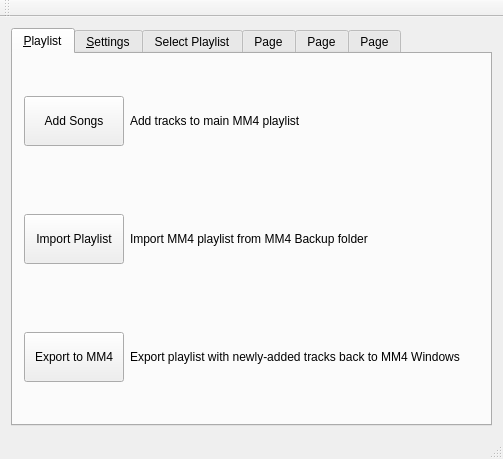
Above: archsimian.ui from Harpo3/archsimian before the change. Below: the same form after it.
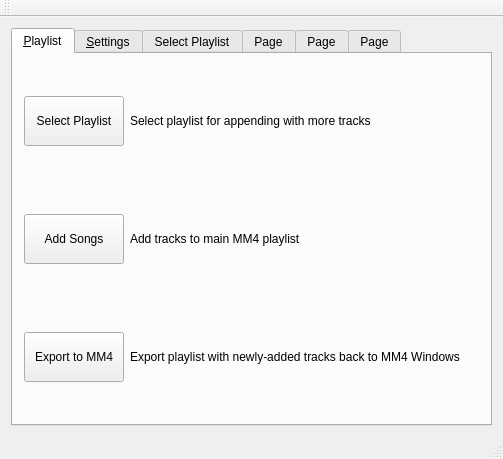
That is the form after the change.

Commit message: Added, ui playlist load section, cleanup and format changes

```diff
--- a/archsimian.ui
+++ b/archsimian.ui
@@ -52,6 +52,33 @@
         <property name="sizeConstraint">
          <enum>QLayout::SetDefaultConstraint</enum>
         </property>
+        <item>
+         <layout class="QHBoxLayout" name="selectplaylistLayout">
+          <property name="sizeConstraint">
+           <enum>QLayout::SetMinAndMaxSize</enum>
+          </property>
+          <item>
+           <widget class="QPushButton" name="getplaylistButton">
+            <property name="maximumSize">
+             <size>
+              <width>100</width>
+              <height>50</height>
+             </size>
+            </property>
+            <property name="text">
+             <string>Select Playlist</string>
+            </property>
+           </widget>
+          </item>
+          <item>
+           <widget class="QLabel" name="setgetplaylistLabel">
+            <property name="text">
+             <string>Select playlist for appending with more tracks</string>
+            </property>
+           </widget>
+          </item>
+         </layout>
+        </item>
         <item>
          <layout class="QHBoxLayout" name="addsongsLayout">
           <property name="sizeConstraint">
@@ -79,33 +106,6 @@
           </item>
          </layout>
         </item>
-        <item>
-         <layout class="QHBoxLayout" name="importplaylistLayout">
-          <property name="sizeConstraint">
-           <enum>QLayout::SetMinAndMaxSize</enum>
-          </property>
-          <item>
-           <widget class="QPushButton" name="importplaylistButton">
-            <property name="maximumSize">
-             <size>
-              <width>100</width>
-              <height>50</height>
-             </size>
-            </property>
-            <property name="text">
-             <string>Import Playlist</string>
-            </property>
-           </widget>
-          </item>
-          <item>
-           <widget class="QLabel" name="importplaylistlabel">
-            <property name="text">
-             <string>Import MM4 playlist from MM4 Backup folder</string>
-            </property>
-           </widget>
-          </item>
-         </layout>
-        </item>
         <item>
          <layout class="QHBoxLayout" name="exportplaylistLayout">
           <property name="spacing">
```
The commit also changes 12 other files.
